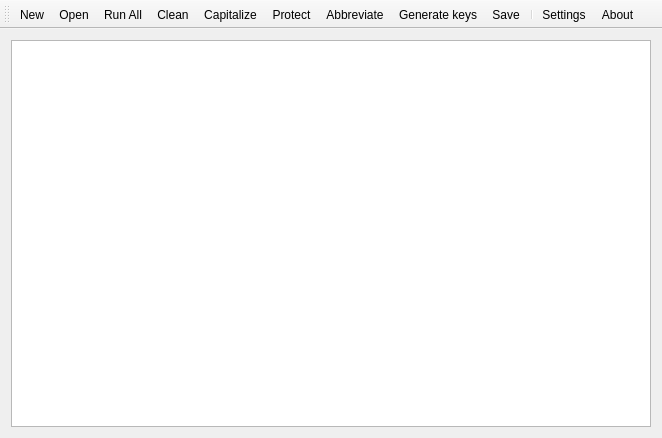
Before: the Qt Designer form MainWindow.ui in congchenutd/bibfixer, drawn with Qt 5.
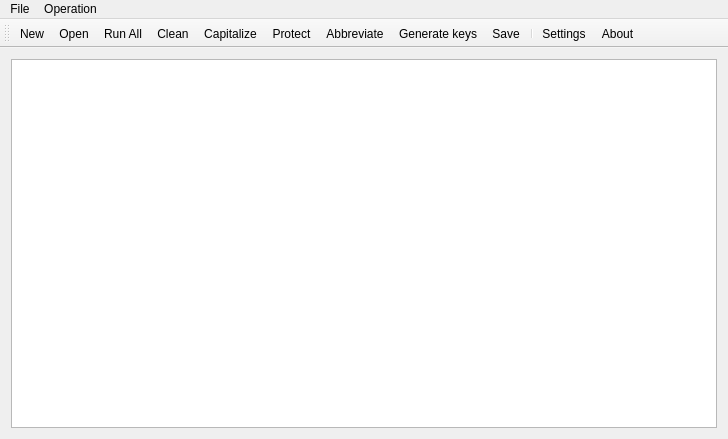
After: the same form once the commit is applied. Icons and pictures are not drawn. Custom widgets are drawn as their Qt base class.

Diff of the .ui file:
```diff
--- a/MainWindow.ui
+++ b/MainWindow.ui
@@ -6,8 +6,8 @@
    <rect>
     <x>0</x>
     <y>0</y>
-    <width>662</width>
-    <height>438</height>
+    <width>728</width>
+    <height>439</height>
    </rect>
   </property>
   <property name="windowTitle">
@@ -29,10 +29,22 @@
     <rect>
      <x>0</x>
      <y>0</y>
-     <width>662</width>
-     <height>26</height>
+     <width>728</width>
+     <height>22</height>
     </rect>
    </property>
+   <widget class="QMenu" name="menuFile">
+    <property name="title">
+     <string>File</string>
+    </property>
+   </widget>
+   <widget class="QMenu" name="menuOperation">
+    <property name="title">
+     <string>Operation</string>
+    </property>
+   </widget>
+   <addaction name="menuFile"/>
+   <addaction name="menuOperation"/>
   </widget>
   <widget class="QToolBar" name="mainToolBar">
    <property name="windowTitle">
```
